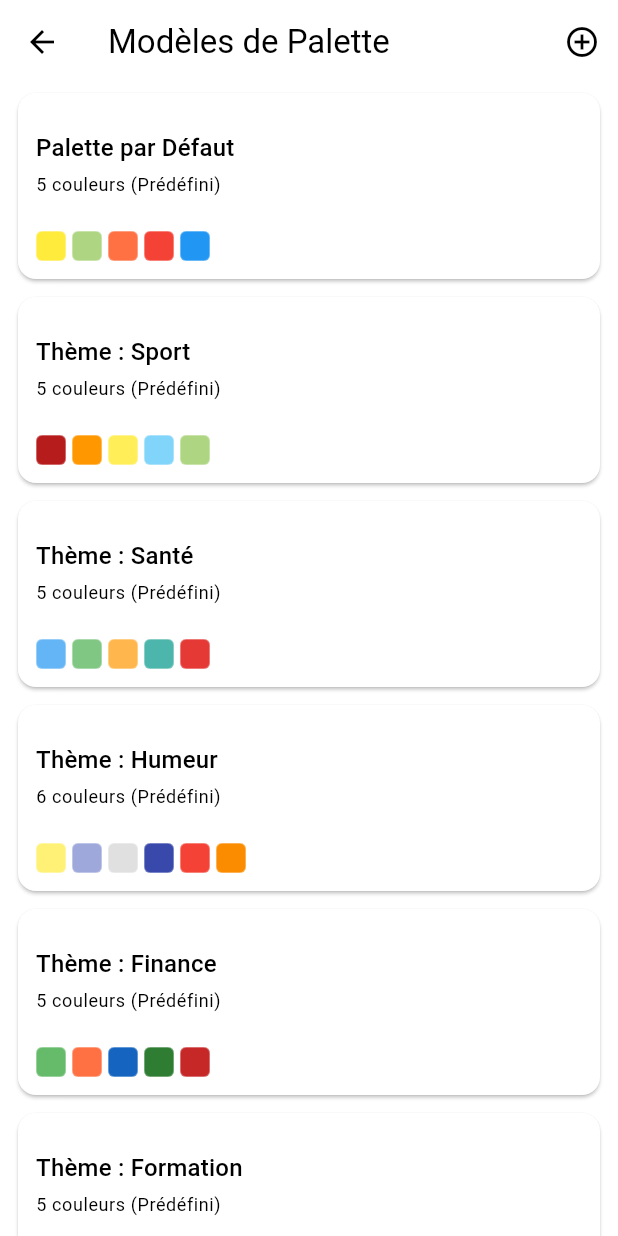
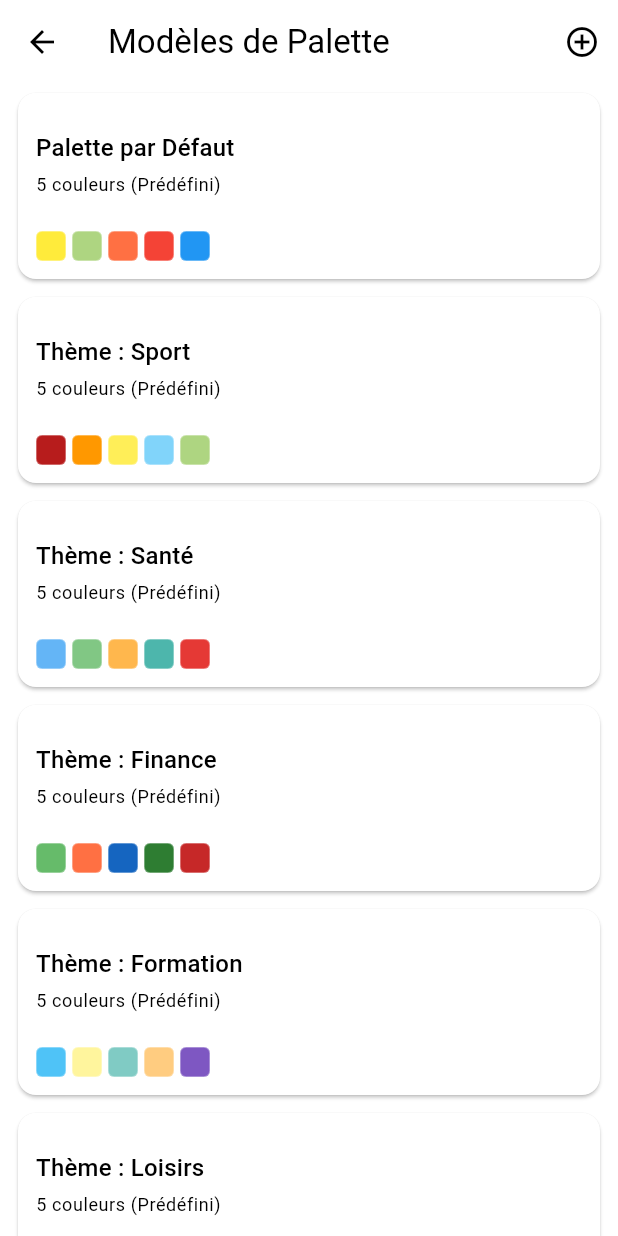
Before and after one commit to Stanworld80/Colors_Notes, a Flutter app: the PaletteModelManagementPage screen opened directly, on a phone screen of 412 x 824 dp. Run offline on Flutter 3.47's test engine with Material 3 defaults, Android fonts, the phone set to English and light mode, and no system bars; our stand-ins replace cloud_firestore, firebase_analytics, firebase_auth, firebase_core, flutter_colorpicker, flutter_svg and 3 more; missing offline and left inert: flutter_cookie_consent; accounts and stored records are empty; generated files the repository leaves out were written again.

Commit message:
Refactor: Update APK URL, remove dev Firebase options, and enhance localization
This commit updates the Android APK download URL, removes the development Firebase options file (`firebase_options_dev.dart`), and adds new localization strings for settings and language selection. Additionally, the "Mood Theme" predefined palette has been removed.

Key Changes:

- **Auth Page Footer (`lib/widgets/auth_page_footer.dart`):**
    - Updated `apkUrl` to point to `ColorsNotes-1.5.9.apk`.

- **Firebase Options (`lib/firebase_options_dev.dart`):**
    - Removed this file as it's no longer needed or is being replaced by a unified configuration.

- **Localization (`lib/l10n/intl_en.arb`, `lib/l10n/intl_fr.arb`):**
    - Added new keys for:
        - Language selection (`selectLanguage`, `english`, `french` for French).
        - General settings (`settings`, `language`, `manageJournals`, `managePaletteModels`, `about`, `logout`).
        - Theme and notification settings (`theme`, `notifications`, `comingSoon`, `themeSettingsComingSoon`, `notificationSettingsComingSoon`).

- **Predefined Palettes (`lib/core/predefined_templates.dart`):**
    - Removed the "Thème : Humeur" (Mood Theme) palette.

- **`.gitignore`:**
    - Added `/doc/` to ignore documentation output.
    - Cleaned up comments related to Flutter mock and Android Keystore.

```diff
--- a/lib/core/predefined_templates.dart
+++ b/lib/core/predefined_templates.dart
@@ -64,21 +64,7 @@
     ],
   ),
 
-  // Mood Theme Palette
-  // A palette for tracking different moods and emotional states.
-  PaletteModel(
-    id: 'humeur_palette_theme',
-    name: 'Thème : Humeur', // UI Text in French: "Theme: Mood"
-    isPredefined: true,
-    colors: [
-      ColorData(paletteElementId: _generateColorId(), title: 'Joyeux', hexCode: '#FFF176'), // Jaune Soleil (Sunny Yellow) - UI Text in French: "Happy"
-      ColorData(paletteElementId: _generateColorId(), title: 'Calme', hexCode: '#9FA8DA'), // Bleu Lavande (Lavender Blue) - UI Text in French: "Calm"
-      ColorData(paletteElementId: _generateColorId(), title: 'Neutre', hexCode: '#E0E0E0'), // Gris Clair (Light Gray) - UI Text in French: "Neutral"
-      ColorData(paletteElementId: _generateColorId(), title: 'Triste', hexCode: '#3949AB'), // Bleu Foncé (Dark Blue) - UI Text in French: "Sad"
-      ColorData(paletteElementId: _generateColorId(), title: 'Colère', hexCode: '#F44336'), // Rouge Vif (Bright Red) - UI Text in French: "Anger"
-      ColorData(paletteElementId: _generateColorId(), title: 'Stressé', hexCode: '#FB8C00'), // Orange Foncé (Dark Orange) - UI Text in French: "Stressed"
-    ],
-  ),
+
 
   // Finance Theme Palette
   // A palette for financial tracking, such as income and expenses.
--- a/lib/widgets/auth_page_footer.dart
+++ b/lib/widgets/auth_page_footer.dart
@@ -16,7 +16,7 @@
 /// the Android APK, and the application version using [AppVersionDisplay].
 class AuthPageFooter extends StatelessWidget {
   /// The URL for downloading the Android APK.
-  final String apkUrl = "https://www.stanworld.org/main/web/ColorsNotes-1.5.7.apk";
+  final String apkUrl = "https://www.stanworld.org/main/web/ColorsNotes-1.5.9.apk";
 
   /// Creates an [AuthPageFooter] widget.
   const AuthPageFooter({super.key});
```
Also changed, not shown: lib/firebase_options_dev.dart (deleted, +0 -87 lines), lib/l10n/intl_en.arb (+13 -1 lines), lib/l10n/intl_fr.arb (+16 -1 lines), 1 other file.
